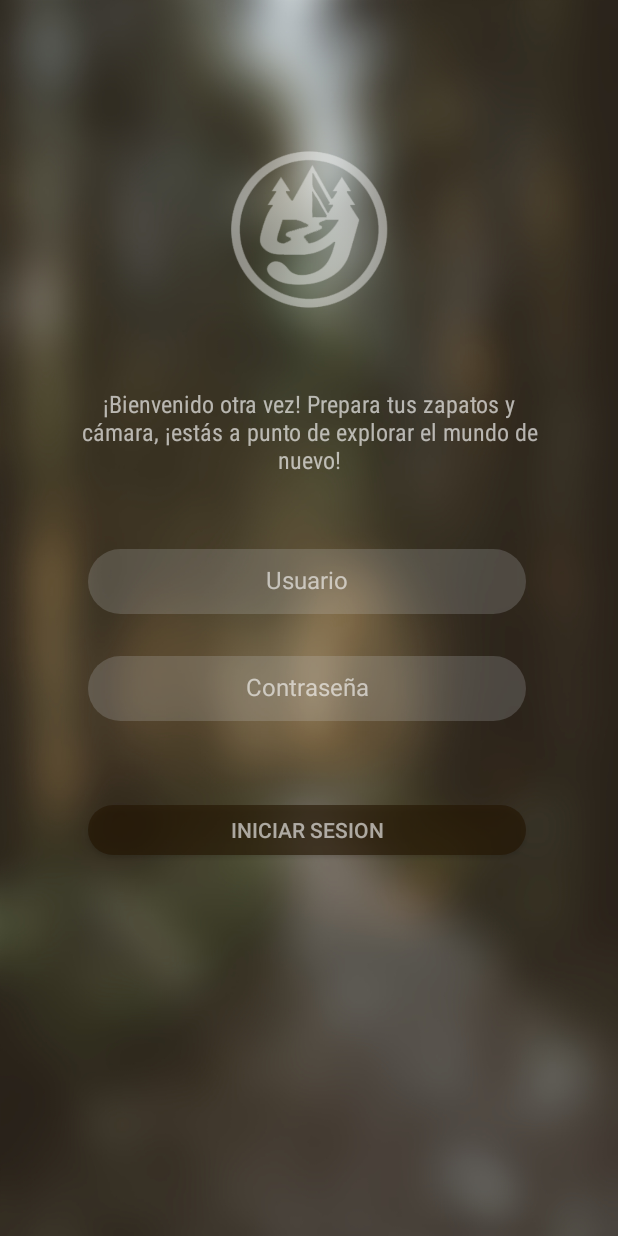
After one commit to anegda/Yourney, an Android app: the LoginActivity screen opened directly, with no data from a screen before it, on a phone screen of 412 x 824 dp. The commit adds this screen. Run offline under Robolectric (Android 15) with nearby library versions, the phone set to English and light mode, and no system bars.

Commit message:
interfaces login y registro aun tengo que acabar el registro 2

```diff
--- /dev/null
+++ b/app/src/main/java/com/example/yourney/LoginActivity.java
@@ -0,0 +1,14 @@
+package com.example.yourney;
+
+import androidx.appcompat.app.AppCompatActivity;
+
+import android.os.Bundle;
+
+public class LoginActivity extends AppCompatActivity {
+
+    @Override
+    protected void onCreate(Bundle savedInstanceState) {
+        super.onCreate(savedInstanceState);
+        setContentView(R.layout.activity_login);
+    }
+}
--- /dev/null
+++ b/app/src/main/res/drawable/edittext_rounded_background.xml
@@ -0,0 +1,6 @@
+<?xml version="1.0" encoding="utf-8"?>
+<shape xmlns:android="http://schemas.android.com/apk/res/android"
+    android:shape="rectangle">
+    <solid android:color="#33CCD2D5" />
+    <corners android:radius="30dp" />
+</shape>
--- /dev/null
+++ b/app/src/main/res/drawable/round_btn_marron_transp.xml
@@ -0,0 +1,5 @@
+<?xml version="1.0" encoding="utf-8"?>
+<shape xmlns:android="http://schemas.android.com/apk/res/android">
+    <solid android:color="#99241501"/>
+    <corners android:radius="45dp" />
+</shape>
--- /dev/null
+++ b/app/src/main/res/layout/activity_login.xml
@@ -0,0 +1,87 @@
+<?xml version="1.0" encoding="utf-8"?>
+<androidx.constraintlayout.widget.ConstraintLayout xmlns:android="http://schemas.android.com/apk/res/android"
+    xmlns:app="http://schemas.android.com/apk/res-auto"
+    xmlns:tools="http://schemas.android.com/tools"
+    android:layout_width="match_parent"
+    android:layout_height="match_parent"
+    tools:context=".LoginActivity"
+    android:background="@drawable/fondoarbol">
+
+    <EditText
+        android:id="@+id/editUsuario"
+        android:layout_width="292dp"
+        android:layout_height="43dp"
+        android:layout_marginTop="36dp"
+        android:background="@drawable/edittext_rounded_background"
+        android:gravity="center"
+        android:hint="Usuario"
+        android:inputType="text"
+        android:maxLines="1"
+        android:padding="12dp"
+        android:textColorHint="#99FFFFFF"
+        android:textSize="16sp"
+        app:layout_constraintEnd_toEndOf="@+id/tvFrase"
+        app:layout_constraintHorizontal_bias="0.457"
+        app:layout_constraintStart_toStartOf="@+id/tvFrase"
+        app:layout_constraintTop_toBottomOf="@+id/tvFrase" />
+
+    <EditText
+        android:id="@+id/editPass"
+        android:gravity="center"
+        android:layout_width="292dp"
+        android:layout_height="43dp"
+        android:layout_marginTop="28dp"
+        android:background="@drawable/edittext_rounded_background"
+        android:hint="Contraseña"
+        android:inputType="text"
+        android:maxLines="1"
+        android:padding="12dp"
+        android:textColorHint="#99FFFFFF"
+        android:textSize="16sp"
+        app:layout_constraintEnd_toEndOf="@+id/editUsuario"
+        app:layout_constraintHorizontal_bias="0.0"
+        app:layout_constraintStart_toStartOf="@+id/editUsuario"
+        app:layout_constraintTop_toBottomOf="@+id/editUsuario" />
+
+    <Button
+        android:id="@+id/btnLogin"
+        android:layout_width="292dp"
+        android:layout_height="33dp"
+        android:layout_marginTop="56dp"
+        android:background="@drawable/round_btn_marron_transp"
+        android:onClick="login"
+        android:text="Iniciar sesion"
+        android:textColor="#99FFFFFF"
+        app:layout_constraintEnd_toEndOf="@+id/editPass"
+        app:layout_constraintHorizontal_bias="0.0"
+        app:layout_constraintStart_toStartOf="@+id/editPass"
+        app:layout_constraintTop_toBottomOf="@+id/editPass" />
+
+    <ImageView
+        android:id="@+id/logo"
+        android:layout_width="154dp"
+        android:layout_height="106dp"
+        android:layout_marginTop="100dp"
+        android:alpha=".45"
+        app:layout_constraintEnd_toEndOf="parent"
+        app:layout_constraintHorizontal_bias="0.498"
+        app:layout_constraintStart_toStartOf="parent"
+        app:layout_constraintTop_toTopOf="parent"
+        app:srcCompat="@drawable/logoblanco" />
+
+    <TextView
+        android:id="@+id/tvFrase"
+        style="@style/blanco1"
+        android:alpha=".65"
+        android:layout_width="327dp"
+        android:layout_height="84dp"
+        android:layout_marginTop="40dp"
+        android:gravity="center"
+        android:text="¡Bienvenido otra vez! Prepara tus zapatos y cámara, ¡estás a punto de explorar el mundo de nuevo!"
+        app:layout_constraintEnd_toEndOf="@+id/logo"
+        app:layout_constraintHorizontal_bias="0.497"
+        app:layout_constraintStart_toStartOf="@+id/logo"
+        app:layout_constraintTop_toBottomOf="@+id/logo" />
+
+
+</androidx.constraintlayout.widget.ConstraintLayout>
--- a/app/src/main/res/layout/activity_main.xml
+++ b/app/src/main/res/layout/activity_main.xml
@@ -32,11 +32,11 @@
         style="@style/blanco1"
         android:layout_width="297dp"
         android:layout_height="84dp"
-        android:layout_marginTop="8dp"
+        android:layout_marginTop="20dp"
         android:gravity="center"
         android:text="Registreate o inicia sesion para poder disfrutar y compartir aventuras increibles al aire libre"
         app:layout_constraintEnd_toEndOf="parent"
-        app:layout_constraintHorizontal_bias="0.493"
+        app:layout_constraintHorizontal_bias="0.491"
         app:layout_constraintStart_toStartOf="parent"
         app:layout_constraintTop_toBottomOf="@+id/imageView3" />
 
--- a/app/src/main/res/values/strings.xml
+++ b/app/src/main/res/values/strings.xml
@@ -7,4 +7,10 @@
     <string name="ubicacionPermisosDenegados">Los permisos de ubicación son necesarios para poder grabar nuecas rutas.</string>
     <string name="pasos">Pasos:</string>
     <string name="calorias">Calorias (kcal):</string>
+    <string name="str0">Ya tengo cuenta</string>
+    <string name="str1">Registrarse</string>
+    <string name="str2">Iniciar sesión</string>
+    <string name="str3">Usuario</string>
+    <string name="str4">Contraseña</string>
+    <string name="str5">Repetir contraseña</string>
 </resources>
--- a/app/src/main/res/values/styles.xml
+++ b/app/src/main/res/values/styles.xml
@@ -8,6 +8,12 @@
         <item name="android:textSize">16dp</item>
     </style>
 
+    <style name="blancoXL">
+        <item name="android:fontFamily">sans-serif-condensed</item>
+        <item name="android:textColor">#FFFFFF</item>
+        <item name="android:textSize">30dp</item>
+        <item name="android:textStyle">bold</item>
+    </style>
 
 
 </resources>
--- a/build.gradle
+++ b/build.gradle
@@ -6,7 +6,7 @@ buildscript {
 
 // Top-level build file where you can add configuration options common to all sub-projects/modules.
 plugins {
-    id 'com.android.application' version '7.4.0' apply false
-    id 'com.android.library' version '7.4.0' apply false
+    id 'com.android.application' version '7.2.2' apply false
+    id 'com.android.library' version '7.2.2' apply false
     id 'com.google.android.libraries.mapsplatform.secrets-gradle-plugin' version '2.0.1' apply false
 }
```
Also changed, not shown: app/src/main/AndroidManifest.xml (+9 -2 lines), app/src/main/java/com/example/yourney/RegisterActivity1.java (added, +14 -0 lines), app/src/main/java/com/example/yourney/RegisterActivity2.java (added, +14 -0 lines), app/src/main/res/layout/activity_register1.xml (added, +119 -0 lines), app/src/main/res/layout/activity_register2.xml (added, +90 -0 lines), app/src/main/res/drawable-v24/fondoarbol.jpg (added), app/src/main/res/drawable-v24/fondoarbol2.jpg (renamed from app/src/main/res/drawable/fondoarbol2.jpg), app/src/main/res/drawable-v24/fondologin.jpg (added), app/src/main/res/drawable-v24/perfil.jpg (added), 2 other files.
